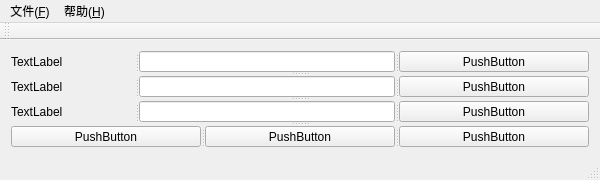
This is tools/PatchMakerQT5/PatchMaker/PatchMakerWindow.ui in ymsquall/ymproject as Qt 5 draws it before an edit. The edited form follows.
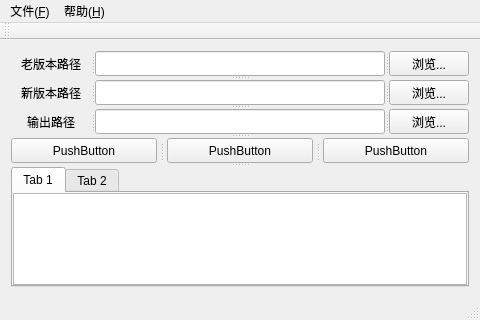
This is the edited form. The open tabs and pages were chosen to show the change.

What changed in the file:
```diff
--- a/tools/PatchMakerQT5/PatchMaker/PatchMakerWindow.ui
+++ b/tools/PatchMakerQT5/PatchMaker/PatchMakerWindow.ui
@@ -6,25 +6,28 @@
    <rect>
     <x>0</x>
     <y>0</y>
-    <width>600</width>
-    <height>180</height>
+    <width>480</width>
+    <height>320</height>
    </rect>
   </property>
   <property name="minimumSize">
    <size>
-    <width>300</width>
-    <height>180</height>
+    <width>480</width>
+    <height>320</height>
    </size>
   </property>
   <property name="maximumSize">
    <size>
-    <width>600</width>
-    <height>200</height>
+    <width>1440</width>
+    <height>900</height>
    </size>
   </property>
   <property name="windowTitle">
    <string>PatchMaker</string>
   </property>
+  <property name="toolButtonStyle">
+   <enum>Qt::ToolButtonIconOnly</enum>
+  </property>
   <widget class="QWidget" name="centralWidget">
    <layout class="QGridLayout" name="gridLayout">
     <item row="0" column="0">
@@ -32,72 +35,298 @@
       <property name="orientation">
        <enum>Qt::Vertical</enum>
       </property>
-      <widget class="QSplitter" name="splitter">
+      <widget class="QSplitter" name="splitter_1">
+       <property name="minimumSize">
+        <size>
+         <width>0</width>
+         <height>25</height>
+        </size>
+       </property>
        <property name="orientation">
         <enum>Qt::Horizontal</enum>
        </property>
        <widget class="QLabel" name="label">
+        <property name="minimumSize">
+         <size>
+          <width>80</width>
+          <height>25</height>
+         </size>
+        </property>
+        <property name="maximumSize">
+         <size>
+          <width>80</width>
+          <height>25</height>
+         </size>
+        </property>
         <property name="text">
-         <string>TextLabel</string>
+         <string>老版本路径</string>
+        </property>
+        <property name="scaledContents">
+         <bool>true</bool>
+        </property>
+        <property name="alignment">
+         <set>Qt::AlignCenter</set>
+        </property>
+        <property name="wordWrap">
+         <bool>false</bool>
         </property>
        </widget>
        <widget class="QLineEdit" name="lineEdit"/>
        <widget class="QPushButton" name="pushButton">
+        <property name="minimumSize">
+         <size>
+          <width>50</width>
+          <height>25</height>
+         </size>
+        </property>
+        <property name="maximumSize">
+         <size>
+          <width>80</width>
+          <height>25</height>
+         </size>
+        </property>
         <property name="text">
-         <string>PushButton</string>
+         <string>浏览...</string>
         </property>
        </widget>
       </widget>
       <widget class="QSplitter" name="splitter_2">
+       <property name="minimumSize">
+        <size>
+         <width>0</width>
+         <height>25</height>
+        </size>
+       </property>
        <property name="orientation">
         <enum>Qt::Horizontal</enum>
        </property>
        <widget class="QLabel" name="label_2">
+        <property name="minimumSize">
+         <size>
+          <width>80</width>
+          <height>25</height>
+         </size>
+        </property>
+        <property name="maximumSize">
+         <size>
+          <width>80</width>
+          <height>25</height>
+         </size>
+        </property>
         <property name="text">
-         <string>TextLabel</string>
+         <string>新版本路径</string>
+        </property>
+        <property name="alignment">
+         <set>Qt::AlignCenter</set>
         </property>
        </widget>
        <widget class="QLineEdit" name="lineEdit_2"/>
        <widget class="QPushButton" name="pushButton_2">
+        <property name="minimumSize">
+         <size>
+          <width>50</width>
+          <height>25</height>
+         </size>
+        </property>
+        <property name="maximumSize">
+         <size>
+          <width>80</width>
+          <height>25</height>
+         </size>
+        </property>
         <property name="text">
-         <string>PushButton</string>
+         <string>浏览...</string>
         </property>
        </widget>
       </widget>
       <widget class="QSplitter" name="splitter_3">
+       <property name="minimumSize">
+        <size>
+         <width>0</width>
+         <height>25</height>
+        </size>
+       </property>
        <property name="orientation">
         <enum>Qt::Horizontal</enum>
        </property>
        <widget class="QLabel" name="label_3">
+        <property name="minimumSize">
+         <size>
+          <width>80</width>
+          <height>25</height>
+         </size>
+        </property>
+        <property name="maximumSize">
+         <size>
+          <width>80</width>
+          <height>25</height>
+         </size>
+        </property>
         <property name="text">
-         <string>TextLabel</string>
+         <string>输出路径</string>
+        </property>
+        <property name="alignment">
+         <set>Qt::AlignCenter</set>
         </property>
        </widget>
        <widget class="QLineEdit" name="lineEdit_3"/>
        <widget class="QPushButton" name="pushButton_3">
+        <property name="minimumSize">
+         <size>
+          <width>50</width>
+          <height>25</height>
+         </size>
+        </property>
+        <property name="maximumSize">
+         <size>
+          <width>80</width>
+          <height>25</height>
+         </size>
+        </property>
         <property name="text">
-         <string>PushButton</string>
+         <string>浏览...</string>
         </property>
        </widget>
       </widget>
       <widget class="QSplitter" name="splitter_4">
+       <property name="minimumSize">
+        <size>
+         <width>0</width>
+         <height>25</height>
+        </size>
+       </property>
+       <property name="maximumSize">
+        <size>
+         <width>16777215</width>
+         <height>25</height>
+        </size>
+       </property>
+       <property name="frameShape">
+        <enum>QFrame::NoFrame</enum>
+       </property>
+       <property name="frameShadow">
+        <enum>QFrame::Plain</enum>
+       </property>
+       <property name="lineWidth">
+        <number>1</number>
+       </property>
+       <property name="midLineWidth">
+        <number>0</number>
+       </property>
        <property name="orientation">
         <enum>Qt::Horizontal</enum>
        </property>
+       <property name="opaqueResize">
+        <bool>true</bool>
+       </property>
+       <property name="handleWidth">
+        <number>10</number>
+       </property>
+       <property name="childrenCollapsible">
+        <bool>true</bool>
+       </property>
        <widget class="QPushButton" name="pushButton_4">
-        <property name="text">
-         <string>PushButton</string>
+        <property name="minimumSize">
+         <size>
+          <width>0</width>
+          <height>25</height>
+         </size>
         </property>
-       </widget>
-       <widget class="QPushButton" name="pushButton_6">
+        <property name="maximumSize">
+         <size>
+          <width>16777215</width>
+          <height>25</height>
+         </size>
+        </property>
         <property name="text">
          <string>PushButton</string>
         </property>
        </widget>
        <widget class="QPushButton" name="pushButton_5">
+        <property name="minimumSize">
+         <size>
+          <width>0</width>
+          <height>25</height>
+         </size>
+        </property>
+        <property name="maximumSize">
+         <size>
+          <width>16777215</width>
+          <height>25</height>
+         </size>
+        </property>
         <property name="text">
          <string>PushButton</string>
         </property>
+       </widget>
+       <widget class="QPushButton" name="pushButton_6">
+        <property name="minimumSize">
+         <size>
+          <width>0</width>
+          <height>25</height>
+         </size>
+        </property>
+        <property name="maximumSize">
+         <size>
+          <width>16777215</width>
+          <height>25</height>
+         </size>
+        </property>
+        <property name="text">
+         <string>PushButton</string>
+        </property>
+       </widget>
+      </widget>
+      <widget class="QTabWidget" name="mOutputTabBox">
+       <property name="currentIndex">
+        <number>1</number>
+       </property>
+       <widget class="QWidget" name="tab_1">
+        <attribute name="title">
+         <string>Tab 1</string>
+        </attribute>
+        <layout class="QGridLayout" name="gridLayout_2">
+         <property name="leftMargin">
+          <number>0</number>
+         </property>
+         <property name="topMargin">
+          <number>0</number>
+         </property>
+         <property name="rightMargin">
+          <number>0</number>
+         </property>
+         <property name="bottomMargin">
+          <number>0</number>
+         </property>
+         <property name="spacing">
+          <number>6</number>
+         </property>
+         <item row="0" column="0">
+          <widget class="QListView" name="listView_1"/>
+         </item>
+        </layout>
+       </widget>
+       <widget class="QWidget" name="tab_2">
+        <attribute name="title">
+         <string>Tab 2</string>
+        </attribute>
+        <layout class="QGridLayout" name="gridLayout_3">
+         <property name="leftMargin">
+          <number>0</number>
+         </property>
+         <property name="topMargin">
+          <number>0</number>
+         </property>
+         <property name="rightMargin">
+          <number>0</number>
+         </property>
+         <property name="bottomMargin">
+          <number>0</number>
+         </property>
+         <item row="0" column="0">
+          <widget class="QListView" name="listView_2"/>
+         </item>
+        </layout>
        </widget>
       </widget>
      </widget>
@@ -109,7 +338,7 @@
     <rect>
      <x>0</x>
      <y>0</y>
-     <width>600</width>
+     <width>480</width>
      <height>23</height>
     </rect>
    </property>
```
Left out of the diff: 9 changed lines with no effect on the pictures.
